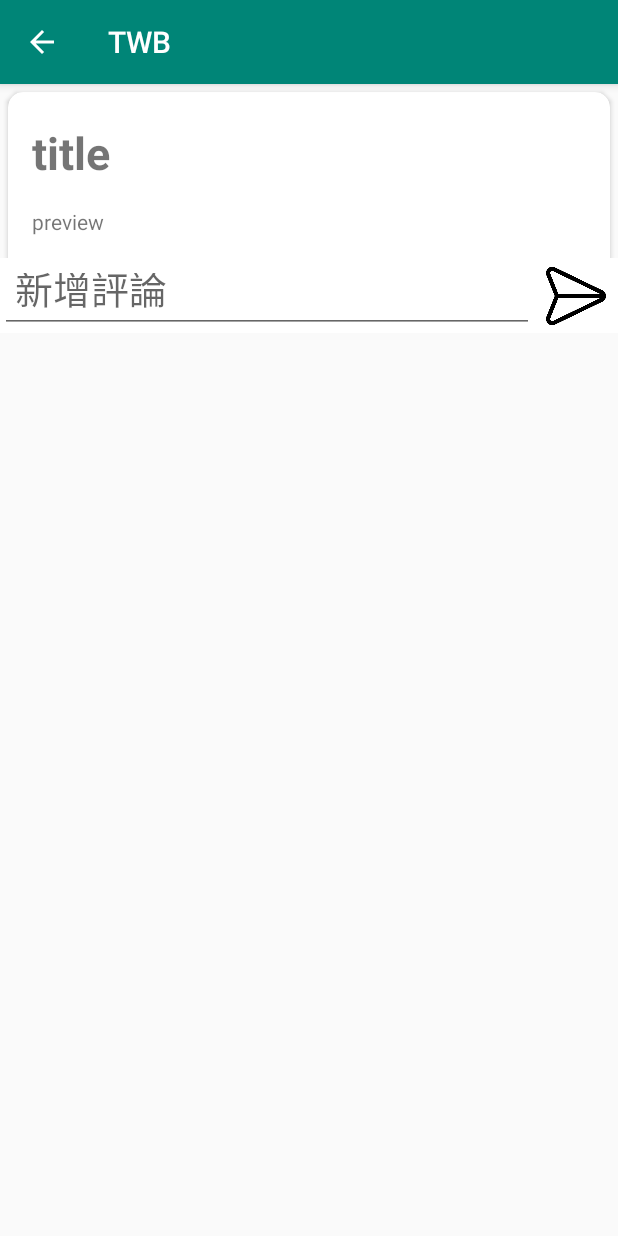
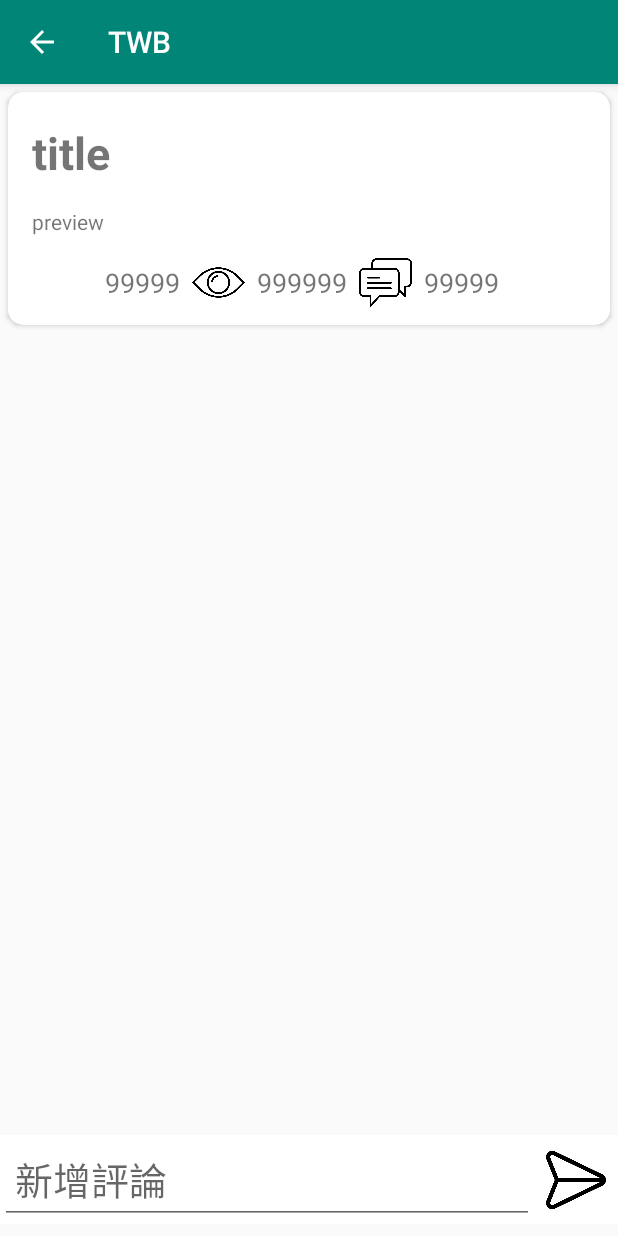
Before and after one commit to eebrian123tw93/TWB-Public, an Android app: the ArticleActivity screen opened directly, with no data from a screen before it, on a phone screen of 412 x 824 dp. Run offline under Robolectric (Android 15) with nearby library versions, the phone set to English and light mode, and no system bars; our stand-ins replace RxJava; libraries missing offline, so code that uses them is left out: com.akiniyalocts.imgur_api, com.lcodecore.tkrefreshlayout, com.shashank.sony; plain views replace TwinklingRefreshLayout; network calls fail; pictures from the network do not load; 16 statements that could not run were skipped.

Commit message:
article comment bug fix

```diff
--- a/TWBAndroid/app/src/main/java/twb/conwaybrian/com/twbandroid/navigation/activity/ArticleActivity.java
+++ b/TWBAndroid/app/src/main/java/twb/conwaybrian/com/twbandroid/navigation/activity/ArticleActivity.java
@@ -11,6 +11,8 @@
 import android.widget.TextView;
 
 
+import com.lcodecore.tkrefreshlayout.RefreshListenerAdapter;
+import com.lcodecore.tkrefreshlayout.TwinklingRefreshLayout;
 import com.shashank.sony.fancytoastlib.FancyToast;
 
 import twb.conwaybrian.com.twbandroid.R;
@@ -35,6 +37,8 @@
     private RecyclerView imageViewsRecyclerView;
     private RecyclerView commentRecyclerView;
     private ReactButton pointsReactButton;
+
+    private TwinklingRefreshLayout refreshLayout;
 
     private ImageView sendImageView;
     private EditText commentEditView;
@@ -61,6 +65,25 @@
         pointsReactButton =findViewById(R.id.points_reactButton);
         sendImageView=findViewById(R.id.send_imaeView);
         commentEditView=findViewById(R.id.comment_editText);
+
+        refreshLayout=findViewById(R.id.refreshLayout);
+        refreshLayout.setAutoLoadMore(true);
+        refreshLayout.setOnRefreshListener(new RefreshListenerAdapter() {
+
+            @Override
+            public void onRefresh(TwinklingRefreshLayout refreshLayout) {
+                super.onRefresh(refreshLayout);
+                articlePresenter.refresh();
+                articlePresenter.getComments();
+            }
+
+            @Override
+            public void onLoadMore(TwinklingRefreshLayout refreshLayout) {
+                super.onLoadMore(refreshLayout);
+                articlePresenter.getComments();
+            }
+        });
+
 
 
 
@@ -95,7 +118,8 @@
 //        imageViewsRecyclerView.addOnScrollListener(new CenterScrollListener());
 
 
-
+        commentRecyclerView.setHasFixedSize(true);
+        commentRecyclerView.setNestedScrollingEnabled(false);
         final LinearLayoutManager commentViewRecyclerLayoutManager = new LinearLayoutManager(getContext());
         commentViewRecyclerLayoutManager.setOrientation(LinearLayoutManager.VERTICAL);
         commentRecyclerView.setLayoutManager(commentViewRecyclerLayoutManager);
@@ -237,6 +261,7 @@
     public void onSendCommentResult(boolean result) {
         if(result){
             articlePresenter.clearComment();
+            refreshLayout.startLoadMore();
         }else {
 
         }
@@ -255,4 +280,10 @@
             break;
         }
     }
+
+    @Override
+    public void onFinishRefreshOrLoad() {
+        refreshLayout.finishRefreshing();
+        refreshLayout.finishLoadmore();
+    }
 }
--- a/TWBAndroid/app/src/main/java/twb/conwaybrian/com/twbandroid/presenter/ArticlePresenter.java
+++ b/TWBAndroid/app/src/main/java/twb/conwaybrian/com/twbandroid/presenter/ArticlePresenter.java
@@ -92,6 +92,7 @@
                     Type listType = new TypeToken<List<Comment>>() {}.getType();
                     List<Comment> commentList = new GsonBuilder().setDateFormat("yyyy-MM-dd'T'HH:mm:ss").create().fromJson(jsonArray, listType);
                     commentListRecycleViewAdapter.addComments(commentList);
+                    articleView.onFinishRefreshOrLoad();
                 } else {
                     articleView.onSendCommentResult(false);
                     articleView.onSetMessage("comment load failed", FancyToast.ERROR);
@@ -166,6 +167,9 @@
     public void clearComment(){
         articleView.onClearCommentText();
     }
+    public void refresh(){
+        commentListRecycleViewAdapter.clear();
+    }
 
 
 }
--- a/TWBAndroid/app/src/main/java/twb/conwaybrian/com/twbandroid/view/ArticleView.java
+++ b/TWBAndroid/app/src/main/java/twb/conwaybrian/com/twbandroid/view/ArticleView.java
@@ -19,4 +19,5 @@
 
     void onSendCommentResult(boolean result);
     void onClearCommentText();
+    void onFinishRefreshOrLoad();
 }
--- a/TWBAndroid/app/src/main/res/layout/activity_article.xml
+++ b/TWBAndroid/app/src/main/res/layout/activity_article.xml
@@ -7,13 +7,14 @@
 
     <android.support.constraint.ConstraintLayout
         android:layout_width="match_parent"
-        android:layout_height="wrap_content">
+        android:layout_height="match_parent">
 
         <com.lcodecore.tkrefreshlayout.TwinklingRefreshLayout
             android:id="@+id/refreshLayout"
             android:layout_width="match_parent"
             android:layout_height="0dp"
 
+            card_view:layout_constraintBottom_toTopOf="@+id/constraintLayout3"
             card_view:layout_constraintTop_toTopOf="parent">
 
             <ScrollView
@@ -88,8 +89,8 @@
                                         android:layout_width="35dp"
                                         android:layout_height="35dp"
                                         android:layout_marginStart="8dp"
+                                        android:background="#00000000"
                                         android:textColor="#00000000"
-                                        android:background="#00000000"
                                         card_view:layout_constraintBottom_toBottomOf="parent"
                                         card_view:layout_constraintStart_toStartOf="parent"
                                         card_view:layout_constraintTop_toTopOf="parent" />
@@ -169,9 +170,11 @@
         </com.lcodecore.tkrefreshlayout.TwinklingRefreshLayout>
 
         <android.support.constraint.ConstraintLayout
+            android:id="@+id/constraintLayout3"
             android:layout_width="match_parent"
             android:layout_height="wrap_content"
             android:layout_alignParentBottom="true"
+            android:layout_marginBottom="8dp"
             android:background="#fff"
             android:focusable="true"
             android:focusableInTouchMode="true"
@@ -183,7 +186,7 @@
             <EditText
                 android:id="@+id/comment_editText"
                 android:layout_width="0dp"
-                android:layout_height="50dp"
+                android:layout_height="wrap_content"
                 android:layout_marginEnd="8dp"
                 android:ems="10"
                 android:hint="@string/insert_comment"
@@ -194,9 +197,10 @@
 
                 card_view:layout_constraintBottom_toBottomOf="parent"
                 card_view:layout_constraintEnd_toStartOf="@+id/send_imaeView"
-                card_view:layout_constraintHorizontal_bias="0.5"
+                card_view:layout_constraintHorizontal_bias="1.0"
                 card_view:layout_constraintStart_toStartOf="parent"
-                card_view:layout_constraintTop_toTopOf="parent" />
+                card_view:layout_constraintTop_toTopOf="parent"
+                card_view:layout_constraintVertical_bias="0.0" />
 
             <ImageView
                 android:id="@+id/send_imaeView"
```
Also changed, not shown: TWBAndroid/app/src/main/java/twb/conwaybrian/com/twbandroid/adatper/CommentListRecycleViewAdapter.java (+12 -2 lines), TWBAndroid/app/src/main/res/layout/item_article_comment.xml (+3 -5 lines).
